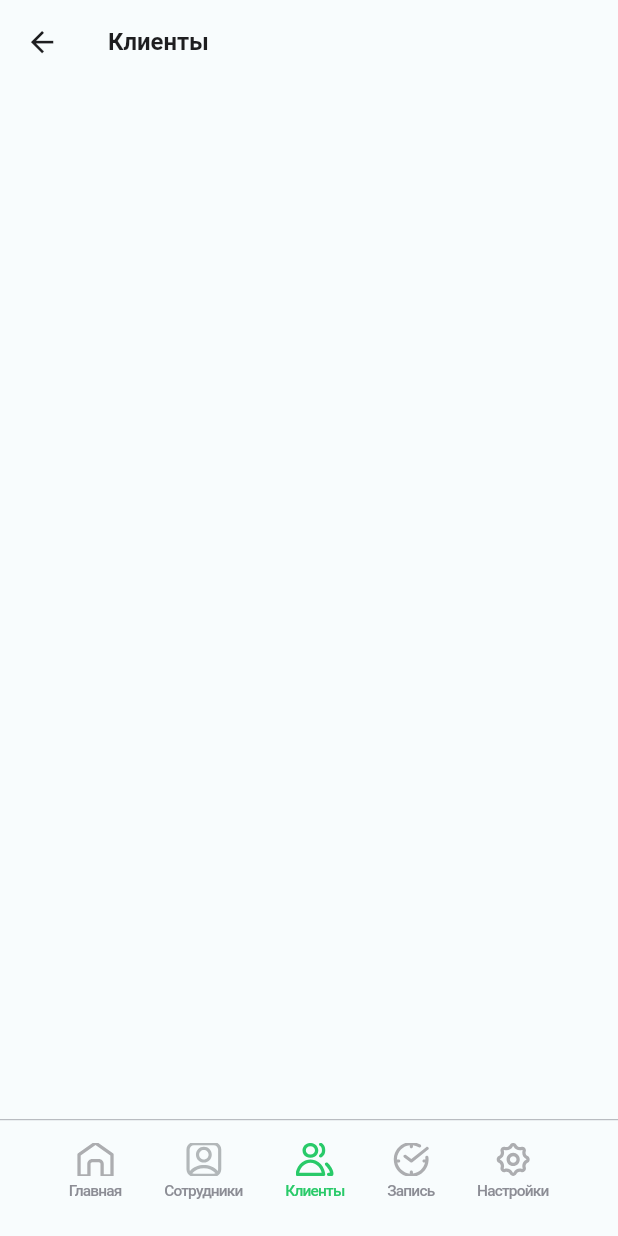
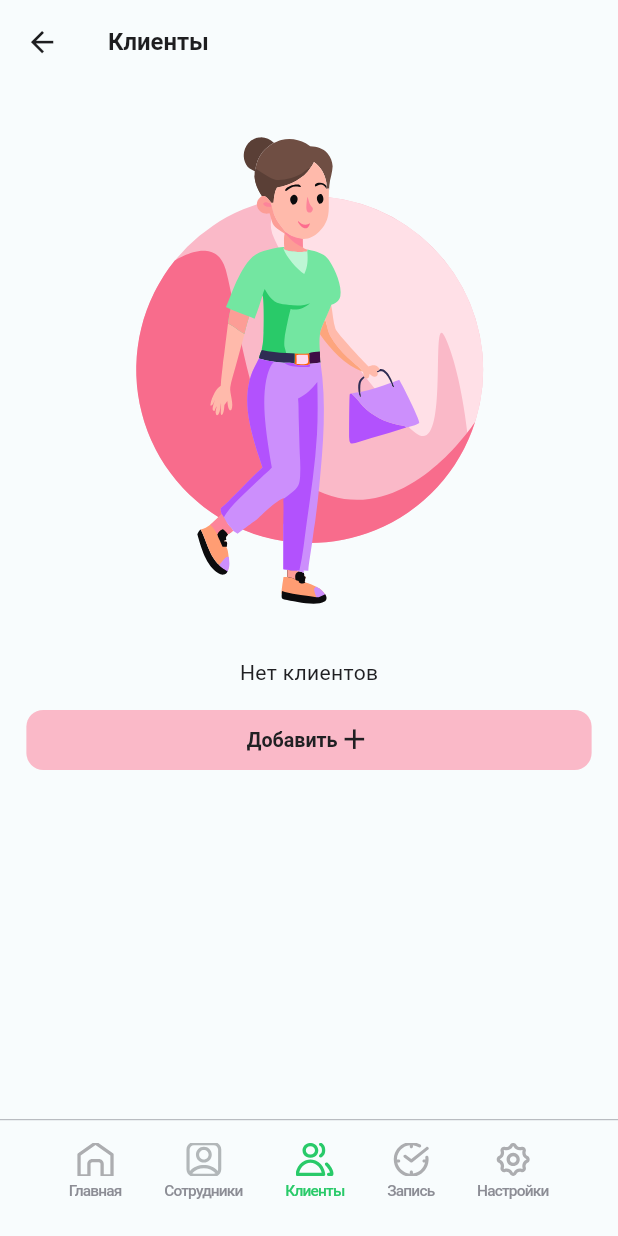
Before and after one commit to plasmatrip/vsev_tuny_fren, a Flutter app: the ClientsView screen opened by its route, on a phone screen of 412 x 824 dp. Run offline on Flutter 3.47's test engine with Material 3 defaults, Android fonts, the phone set to English and light mode, and no system bars; our stand-ins replace auto_route, device_preview, flutter_screenutil, flutter_svg, hive, hive_flutter and 1 more; accounts and stored records are empty; Roboto replaces fonts that are missing (Manrope); project files that could hold a hidden picture were left out.

```diff
--- a/lib/app/app.dart
+++ b/lib/app/app.dart
@@ -8,6 +8,7 @@ import 'package:hive/hive.dart';
 import 'package:provider/provider.dart';
 import 'package:vsev_tuny_fren/app/internal/const/colors.dart';
 import 'package:vsev_tuny_fren/app/internal/const/ui.dart';
+import 'package:vsev_tuny_fren/app/repository/client_repo.dart';
 import 'package:vsev_tuny_fren/app/repository/employee_repo.dart';
 import 'package:vsev_tuny_fren/app/repository/work_repo.dart';
 import 'package:vsev_tuny_fren/app/routing/app_router.dart';
@@ -34,6 +35,7 @@ class _AppState extends State<App> {
         providers: [
           ChangeNotifierProvider(create: (context) => WorkRepo()),
           ChangeNotifierProvider(create: (context) => EmployeeRepo()),
+          ChangeNotifierProvider(create: (context) => ClientRepo()),
         ],
         builder: (context, child) {
           return DevicePreview(
--- a/lib/app/pages/clients/clients_view.dart
+++ b/lib/app/pages/clients/clients_view.dart
@@ -1,5 +1,9 @@
 import 'package:auto_route/auto_route.dart';
 import 'package:flutter/material.dart';
+import 'package:provider/provider.dart';
+import 'package:vsev_tuny_fren/app/pages/clients/widgets/clients_list.dart';
+import 'package:vsev_tuny_fren/app/pages/clients/widgets/empty_clients.dart';
+import 'package:vsev_tuny_fren/app/repository/client_repo.dart';
 
 @RoutePage()
 class ClientsView extends StatelessWidget {
@@ -11,6 +15,7 @@ class ClientsView extends StatelessWidget {
       appBar: AppBar(
         title: const Text('Клиенты'),
       ),
+      body: context.watch<ClientRepo>().repo.isEmpty ? const EmptyClients() : const ClientsList(),
     );
   }
 }
--- /dev/null
+++ b/lib/app/pages/clients/widgets/empty_clients.dart
@@ -0,0 +1,39 @@
+import 'package:auto_route/auto_route.dart';
+import 'package:flutter/material.dart';
+import 'package:flutter_screenutil/flutter_screenutil.dart';
+import 'package:flutter_svg/svg.dart';
+import 'package:vsev_tuny_fren/app/internal/const/colors.dart';
+import 'package:vsev_tuny_fren/app/internal/const/ui.dart';
+import 'package:vsev_tuny_fren/app/routing/app_router.gr.dart';
+
+class EmptyClients extends StatelessWidget {
+  const EmptyClients({super.key});
+
+  @override
+  Widget build(BuildContext context) {
+    return Center(
+      child: Column(
+        mainAxisSize: MainAxisSize.max,
+        children: [
+          SizedBox(height: 24.h),
+          SvgPicture.asset('assets/vectors/empty_clients.svg', width: 327.w, height: 360.h),
+          SizedBox(height: 24.h),
+          Text('Нет клиентов', style: context.s15w400.copyWith(color: dayTextIconsText_01)),
+          SizedBox(height: 12.h),
+          FilledButton(
+            onPressed: () async => AutoRouter.of(context).push(const AddClientView()),
+            style: context.extraBtn,
+            child: Row(
+              mainAxisAlignment: MainAxisAlignment.center,
+              crossAxisAlignment: CrossAxisAlignment.center,
+              children: [
+                const Text('Добавить'),
+                Icon(Icons.add, color: dayTextIconsText_01, size: 24.h),
+              ],
+            ),
+          ),
+        ],
+      ),
+    );
+  }
+}
--- a/lib/app/pages/employees/employees_view.dart
+++ b/lib/app/pages/employees/employees_view.dart
@@ -1,5 +1,9 @@
 import 'package:auto_route/auto_route.dart';
 import 'package:flutter/material.dart';
+import 'package:provider/provider.dart';
+import 'package:vsev_tuny_fren/app/pages/employees/widgets/employees_list.dart';
+import 'package:vsev_tuny_fren/app/pages/employees/widgets/empty_employees.dart';
+import 'package:vsev_tuny_fren/app/repository/employee_repo.dart';
 
 @RoutePage()
 class EmployeesView extends StatelessWidget {
@@ -11,6 +15,7 @@ class EmployeesView extends StatelessWidget {
       appBar: AppBar(
         title: const Text('Сотрудники'),
       ),
+      body: context.watch<EmployeeRepo>().repo.isEmpty ? const EmptyEmployees() : const EmployeesList(),
     );
   }
 }
--- a/lib/app/pages/works/works_view.dart
+++ b/lib/app/pages/works/works_view.dart
@@ -1,5 +1,9 @@
 import 'package:auto_route/auto_route.dart';
 import 'package:flutter/material.dart';
+import 'package:provider/provider.dart';
+import 'package:vsev_tuny_fren/app/pages/works/widgets/empty_works.dart';
+import 'package:vsev_tuny_fren/app/pages/works/widgets/works_list.dart';
+import 'package:vsev_tuny_fren/app/repository/work_repo.dart';
 
 @RoutePage()
 class WorksView extends StatelessWidget {
@@ -11,6 +15,7 @@ class WorksView extends StatelessWidget {
       appBar: AppBar(
         title: const Text('Запись клиентов'),
       ),
+      body: context.watch<WorkRepo>().repo.isEmpty ? const EmptyWorks() : const WorksList(),
     );
   }
 }
--- a/lib/app/repository/client_repo.dart
+++ b/lib/app/repository/client_repo.dart
@@ -3,7 +3,7 @@ import 'package:hive/hive.dart';
 import 'package:vsev_tuny_fren/app/internal/const/boxes.dart';
 import 'package:vsev_tuny_fren/app/models/client.dart';
 
-class EmployeeRepo with ChangeNotifier {
+class ClientRepo with ChangeNotifier {
   Box repo = Hive.box<Client>(Boxes.client);
 
   Client _client = Client.create();
--- a/lib/app/routing/app_router.dart
+++ b/lib/app/routing/app_router.dart
@@ -16,5 +16,6 @@ class AppRouter extends $AppRouter {
             AutoRoute(page: SettingsView.page),
           ],
         ),
+        AutoRoute(page: AddClientView.page),
       ];
 }
```
Also changed, not shown: lib/app/internal/const/ui.dart (+9 -13 lines), lib/app/pages/clients/add_client_view.dart (added, +42 -0 lines), lib/app/pages/clients/widgets/clients_list.dart (added, +10 -0 lines), lib/app/pages/clients/widgets/fields/name_field.dart (added, +74 -0 lines), lib/app/pages/employees/widgets/employees_list.dart (added, +10 -0 lines), lib/app/pages/employees/widgets/empty_employees.dart (added, +37 -0 lines), lib/app/pages/main/main_view.dart (+1 -7 lines), lib/app/pages/works/widgets/empty_works.dart (added, +37 -0 lines), lib/app/pages/works/widgets/works_list.dart (added, +10 -0 lines), lib/app/routing/app_router.gr.dart.
